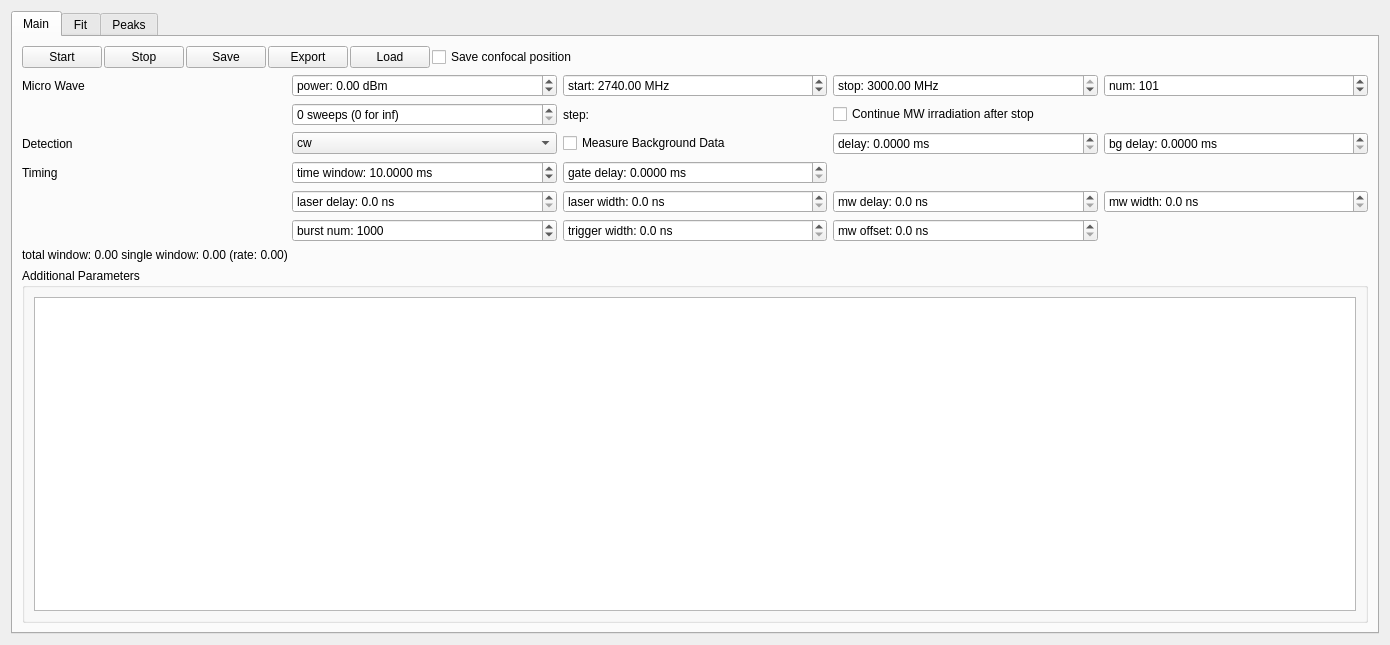
Qt form pkgs/mahos-dq/src/mahos_dq/gui/ui/odmr.ui (ktahar/mahos) before a commit.
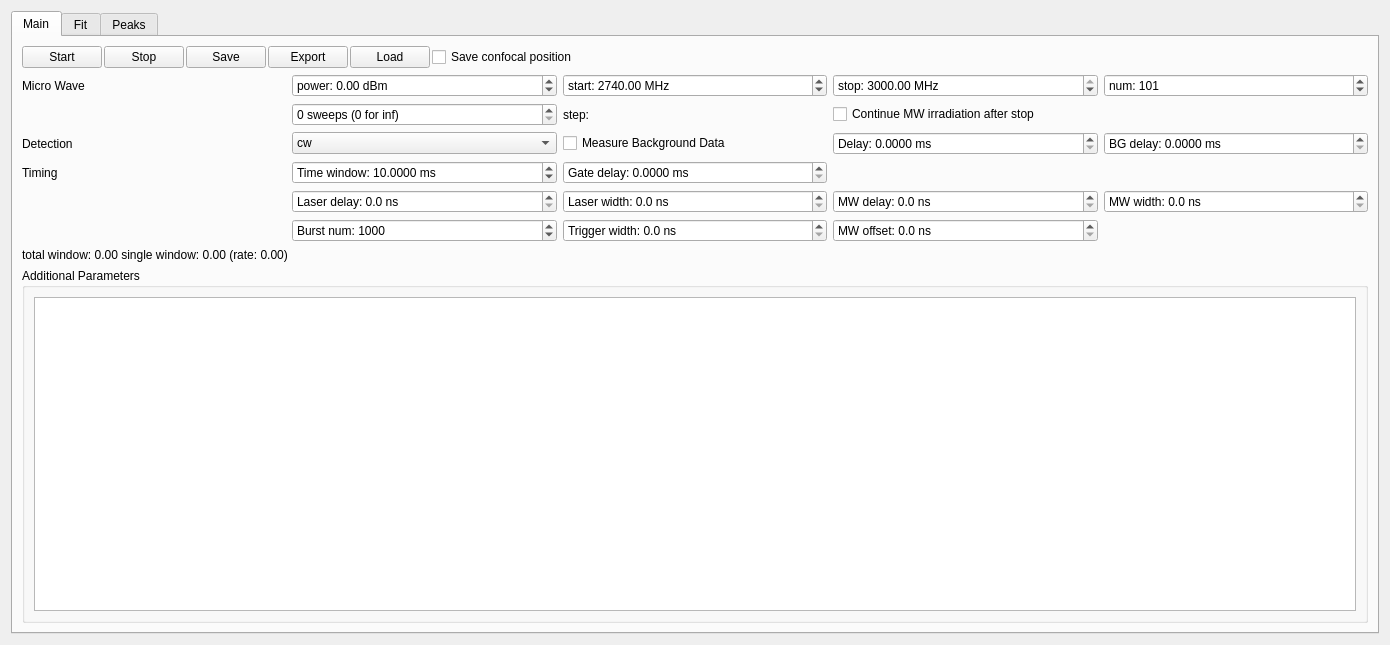
The same form after that commit. Custom widgets are drawn as their Qt base class.

Commit message:
odmr: fix prefix labels of timing param SpinBoxes
- only cosmetic update
- just to make it look similar to the PODMR family

```diff
--- a/pkgs/mahos-dq/src/mahos_dq/gui/ui/odmr.ui
+++ b/pkgs/mahos-dq/src/mahos_dq/gui/ui/odmr.ui
@@ -114,7 +114,7 @@
          <item row="3" column="1">
           <widget class="QDoubleSpinBox" name="windowBox">
            <property name="prefix">
-            <string>time window: </string>
+            <string>Time window: </string>
            </property>
            <property name="suffix">
             <string> ms</string>
@@ -139,7 +139,7 @@
             <string/>
            </property>
            <property name="prefix">
-            <string>burst num: </string>
+            <string>Burst num: </string>
            </property>
            <property name="minimum">
             <number>1</number>
@@ -158,7 +158,7 @@
          <item row="4" column="4">
           <widget class="QDoubleSpinBox" name="mwwidthBox">
            <property name="prefix">
-            <string>mw width: </string>
+            <string>MW width: </string>
            </property>
            <property name="suffix">
             <string> ns</string>
@@ -200,7 +200,7 @@
          <item row="4" column="2">
           <widget class="QDoubleSpinBox" name="laserwidthBox">
            <property name="prefix">
-            <string>laser width: </string>
+            <string>Laser width: </string>
            </property>
            <property name="suffix">
             <string> ns</string>
@@ -230,7 +230,7 @@
          <item row="3" column="2">
           <widget class="QDoubleSpinBox" name="gatedelayBox">
            <property name="prefix">
-            <string>gate delay: </string>
+            <string>Gate delay: </string>
            </property>
            <property name="suffix">
             <string> ms</string>
@@ -243,7 +243,7 @@
          <item row="2" column="3">
           <widget class="QDoubleSpinBox" name="delayBox">
            <property name="prefix">
-            <string>delay: </string>
+            <string>Delay: </string>
            </property>
            <property name="suffix">
             <string> ms</string>
@@ -348,7 +348,7 @@
             <bool>true</bool>
            </property>
            <property name="prefix">
-            <string>laser delay: </string>
+            <string>Laser delay: </string>
            </property>
            <property name="suffix">
             <string> ns</string>
@@ -364,7 +364,7 @@
          <item row="4" column="3">
           <widget class="QDoubleSpinBox" name="mwdelayBox">
            <property name="prefix">
-            <string>mw delay: </string>
+            <string>MW delay: </string>
            </property>
            <property name="suffix">
             <string> ns</string>
@@ -380,7 +380,7 @@
          <item row="5" column="2">
           <widget class="QDoubleSpinBox" name="triggerwidthBox">
            <property name="prefix">
-            <string>trigger width: </string>
+            <string>Trigger width: </string>
            </property>
            <property name="suffix">
             <string> ns</string>
@@ -396,7 +396,7 @@
          <item row="2" column="4">
           <widget class="QDoubleSpinBox" name="bgdelayBox">
            <property name="prefix">
-            <string>bg delay: </string>
+            <string>BG delay: </string>
            </property>
            <property name="suffix">
             <string> ms</string>
@@ -438,7 +438,7 @@
          <item row="5" column="3">
           <widget class="QDoubleSpinBox" name="mwoffsetBox">
            <property name="prefix">
-            <string>mw offset: </string>
+            <string>MW offset: </string>
            </property>
            <property name="suffix">
             <string> ns</string>
```
The commit also changes 1 other file.
